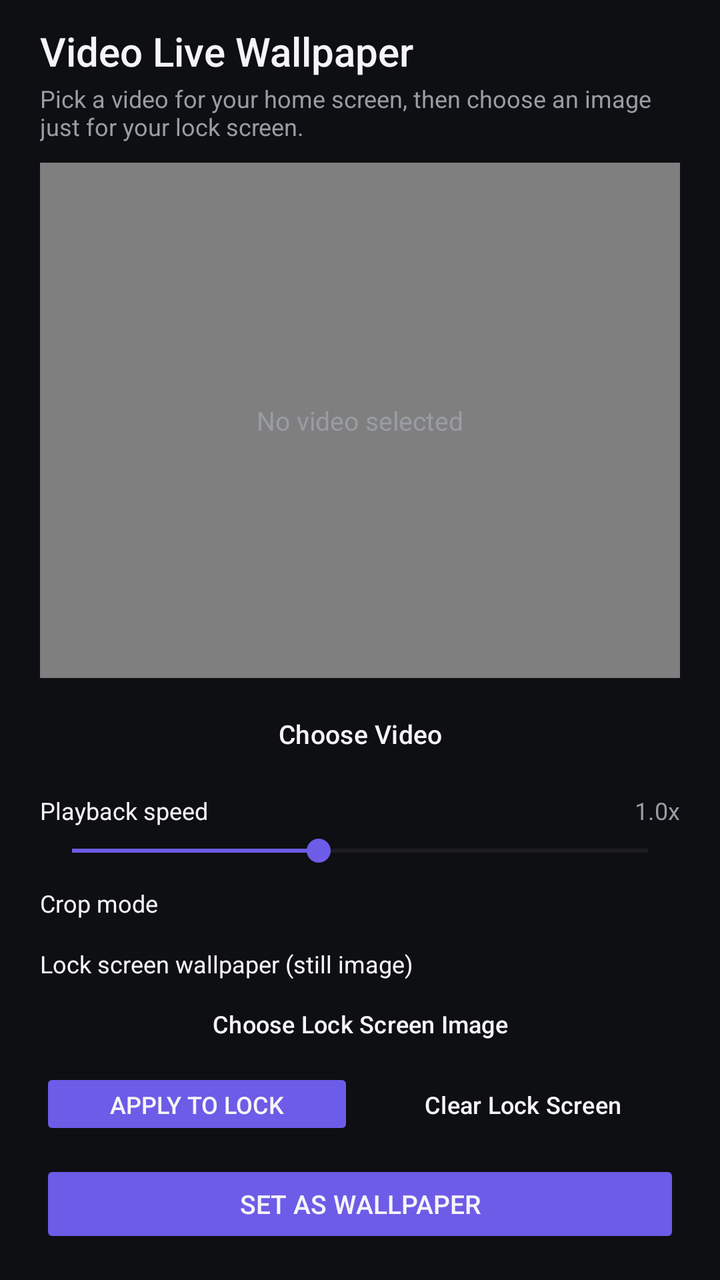
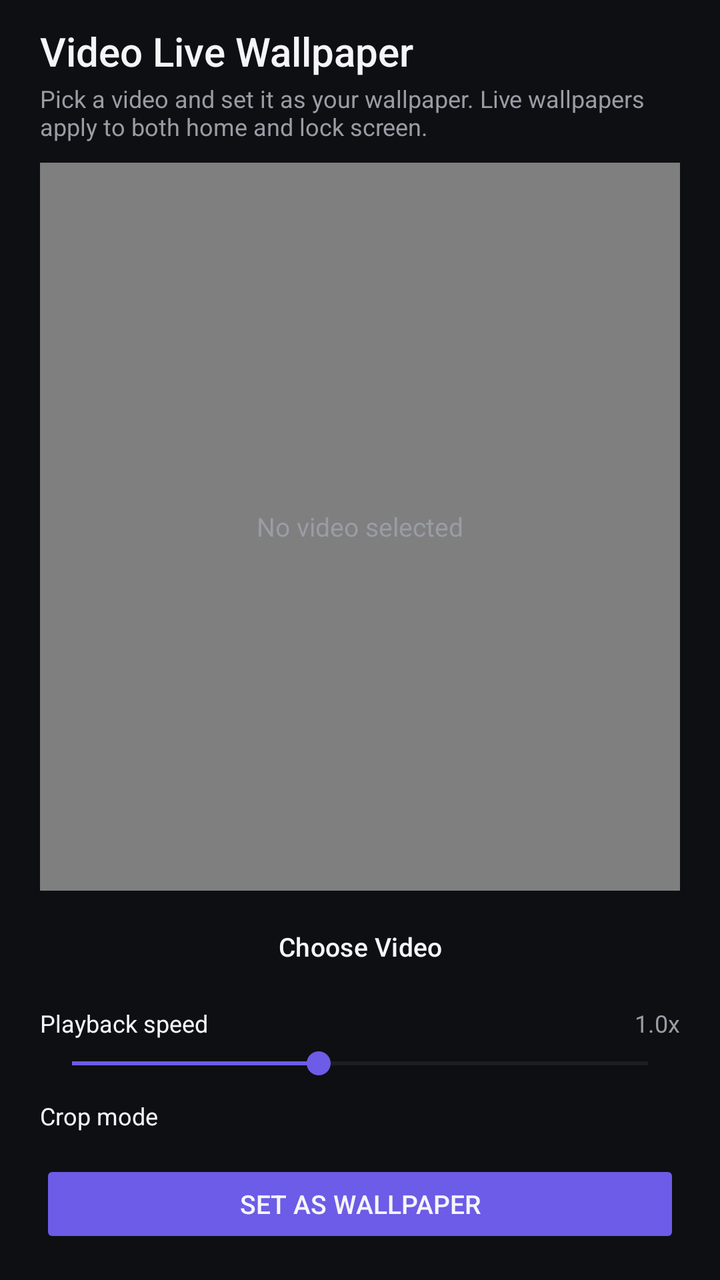

Screens rendered from an Android XML layout before and after an edit, with the pre-edit source and the edit as a unified diff.
<!-- AndroidManifest.xml: application theme Theme.VideoWallpaper -->
<!-- res/layout/activity_main.xml -->
<?xml version="1.0" encoding="utf-8"?>
<androidx.constraintlayout.widget.ConstraintLayout
    xmlns:android="http://schemas.android.com/apk/res/android"
    xmlns:app="http://schemas.android.com/apk/res-auto"
    android:layout_width="match_parent"
    android:layout_height="match_parent"
    android:background="@color/background"
    android:paddingStart="20dp"
    android:paddingEnd="20dp"
    android:paddingTop="12dp"
    android:paddingBottom="16dp">

    <TextView
        android:id="@+id/titleText"
        android:layout_width="wrap_content"
        android:layout_height="wrap_content"
        android:fontFamily="sans-serif-medium"
        android:text="@string/title"
        android:textColor="@color/text_primary"
        android:textSize="20sp"
        app:layout_constraintStart_toStartOf="parent"
        app:layout_constraintTop_toTopOf="parent" />

    <TextView
        android:id="@+id/subtitleText"
        android:layout_width="0dp"
        android:layout_height="wrap_content"
        android:layout_marginTop="2dp"
        android:text="@string/subtitle"
        android:textColor="@color/text_secondary"
        android:textSize="12sp"
        app:layout_constraintEnd_toEndOf="parent"
        app:layout_constraintStart_toStartOf="parent"
        app:layout_constraintTop_toBottomOf="@id/titleText" />

    
    <androidx.cardview.widget.CardView
        android:id="@+id/previewCard"
        android:layout_width="0dp"
        android:layout_height="0dp"
        android:layout_marginTop="10dp"
        app:cardBackgroundColor="@color/surface"
        app:cardCornerRadius="16dp"
        app:cardElevation="0dp"
        app:layout_constraintEnd_toEndOf="parent"
        app:layout_constraintStart_toStartOf="parent"
        app:layout_constraintTop_toBottomOf="@id/subtitleText"
        app:layout_constraintBottom_toTopOf="@id/pickButton"
        app:layout_constraintHeight_min="100dp" />

    <FrameLayout
        android:layout_width="0dp"
        android:layout_height="0dp"
        app:layout_constraintTop_toTopOf="@id/previewCard"
        app:layout_constraintBottom_toBottomOf="@id/previewCard"
        app:layout_constraintStart_toStartOf="@id/previewCard"
        app:layout_constraintEnd_toEndOf="@id/previewCard">

        <VideoView
            android:id="@+id/previewVideo"
            android:layout_width="match_parent"
            android:layout_height="match_parent"
            android:layout_gravity="center" />

        <TextView
            android:id="@+id/noVideoText"
            android:layout_width="wrap_content"
            android:layout_height="wrap_content"
            android:layout_gravity="center"
            android:text="@string/no_video_selected"
            android:textColor="@color/text_secondary"
            android:textSize="13sp" />

    </FrameLayout>

    <Button
        android:id="@+id/pickButton"
        style="@style/Widget.Material3.Button.OutlinedButton"
        android:layout_width="0dp"
        android:layout_height="40dp"
        android:layout_marginTop="8dp"
        android:insetTop="0dp"
        android:insetBottom="0dp"
        android:text="@string/pick_video"
        android:textColor="@color/text_primary"
        android:textSize="13sp"
        app:cornerRadius="10dp"
        app:layout_constraintEnd_toEndOf="parent"
        app:layout_constraintStart_toStartOf="parent"
        app:layout_constraintTop_toBottomOf="@id/previewCard"
        app:strokeColor="@color/accent" />

    
    <TextView
        android:id="@+id/speedLabel"
        android:layout_width="0dp"
        android:layout_height="wrap_content"
        android:layout_marginTop="10dp"
        android:text="@string/speed_label"
        android:textColor="@color/text_primary"
        android:textSize="12sp"
        app:layout_constraintEnd_toEndOf="parent"
        app:layout_constraintStart_toStartOf="parent"
        app:layout_constraintTop_toBottomOf="@id/pickButton" />

    <TextView
        android:id="@+id/speedValueText"
        android:layout_width="wrap_content"
        android:layout_height="wrap_content"
        android:text="@string/speed_default_display"
        android:textColor="@color/text_secondary"
        android:textSize="12sp"
        app:layout_constraintBaseline_toBaselineOf="@id/speedLabel"
        app:layout_constraintEnd_toEndOf="parent" />

    <SeekBar
        android:id="@+id/speedSeekBar"
        android:layout_width="0dp"
        android:layout_height="24dp"
        android:layout_marginTop="0dp"
        android:max="35"
        android:progress="15"
        android:progressTint="@color/accent"
        android:thumbTint="@color/accent"
        app:layout_constraintEnd_toEndOf="parent"
        app:layout_constraintStart_toStartOf="parent"
        app:layout_constraintTop_toBottomOf="@id/speedLabel" />

    
    <TextView
        android:id="@+id/cropLabel"
        android:layout_width="0dp"
        android:layout_height="wrap_content"
        android:layout_marginTop="6dp"
        android:text="@string/crop_label"
        android:textColor="@color/text_primary"
        android:textSize="12sp"
        app:layout_constraintEnd_toEndOf="parent"
        app:layout_constraintStart_toStartOf="parent"
        app:layout_constraintTop_toBottomOf="@id/speedSeekBar" />

    <com.google.android.material.button.MaterialButtonToggleGroup
        android:id="@+id/cropToggleGroup"
        android:layout_width="0dp"
        android:layout_height="wrap_content"
        android:layout_marginTop="4dp"
        app:layout_constraintEnd_toEndOf="parent"
        app:layout_constraintStart_toStartOf="parent"
        app:layout_constraintTop_toBottomOf="@id/cropLabel"
        app:selectionRequired="true"
        app:singleSelection="true">

        <Button
            android:id="@+id/cropFillButton"
            style="@style/Widget.Material3.Button.OutlinedButton"
            android:layout_width="0dp"
            android:layout_height="36dp"
            android:layout_weight="1"
            android:insetTop="0dp"
            android:insetBottom="0dp"
            android:text="@string/crop_fill"
            android:textColor="@color/text_primary"
            android:textSize="11sp"
            app:strokeColor="@color/accent" />

        <Button
            android:id="@+id/cropFitButton"
            style="@style/Widget.Material3.Button.OutlinedButton"
            android:layout_width="0dp"
            android:layout_height="36dp"
            android:layout_weight="1"
            android:insetTop="0dp"
            android:insetBottom="0dp"
            android:text="@string/crop_fit"
            android:textColor="@color/text_primary"
            android:textSize="11sp"
            app:strokeColor="@color/accent" />

    </com.google.android.material.button.MaterialButtonToggleGroup>

    
    <TextView
        android:id="@+id/lockSectionLabel"
        android:layout_width="0dp"
        android:layout_height="wrap_content"
        android:layout_marginTop="10dp"
        android:text="@string/lock_section_label"
        android:textColor="@color/text_primary"
        android:textSize="12sp"
        app:layout_constraintEnd_toEndOf="parent"
        app:layout_constraintStart_toStartOf="parent"
        app:layout_constraintTop_toBottomOf="@id/cropToggleGroup" />

    <Button
        android:id="@+id/pickLockButton"
        style="@style/Widget.Material3.Button.OutlinedButton"
        android:layout_width="0dp"
        android:layout_height="36dp"
        android:layout_marginTop="4dp"
        android:insetTop="0dp"
        android:insetBottom="0dp"
        android:text="@string/pick_lock_image"
        android:textColor="@color/text_primary"
        android:textSize="12sp"
        app:cornerRadius="10dp"
        app:layout_constraintEnd_toEndOf="parent"
        app:layout_constraintStart_toStartOf="parent"
        app:layout_constraintTop_toBottomOf="@id/lockSectionLabel"
        app:strokeColor="@color/accent" />

    <LinearLayout
        android:id="@+id/lockActionRow"
        android:layout_width="0dp"
        android:layout_height="wrap_content"
        android:layout_marginTop="4dp"
        android:orientation="horizontal"
        app:layout_constraintEnd_toEndOf="parent"
        app:layout_constraintStart_toStartOf="parent"
        app:layout_constraintTop_toBottomOf="@id/pickLockButton">

        <Button
            android:id="@+id/applyLockButton"
            android:layout_width="0dp"
            android:layout_height="36dp"
            android:layout_weight="1"
            android:backgroundTint="@color/accent"
            android:enabled="false"
            android:insetTop="0dp"
            android:insetBottom="0dp"
            android:text="@string/apply_lock_wallpaper"
            android:textColor="@color/text_primary"
            android:textSize="12sp"
            app:cornerRadius="10dp" />

        <Button
            android:id="@+id/clearLockButton"
            style="@style/Widget.Material3.Button.OutlinedButton"
            android:layout_width="0dp"
            android:layout_height="36dp"
            android:layout_marginStart="6dp"
            android:layout_weight="1"
            android:insetTop="0dp"
            android:insetBottom="0dp"
            android:text="@string/clear_lock_wallpaper"
            android:textColor="@color/text_primary"
            android:textSize="12sp"
            app:cornerRadius="10dp"
            app:strokeColor="@color/accent" />

    </LinearLayout>

    <Button
        android:id="@+id/setWallpaperButton"
        android:layout_width="0dp"
        android:layout_height="44dp"
        android:layout_marginTop="10dp"
        android:backgroundTint="@color/accent"
        android:enabled="false"
        android:insetTop="0dp"
        android:insetBottom="0dp"
        android:text="@string/set_wallpaper"
        android:textColor="@color/text_primary"
        android:textSize="13sp"
        app:cornerRadius="10dp"
        app:layout_constraintBottom_toBottomOf="parent"
        app:layout_constraintEnd_toEndOf="parent"
        app:layout_constraintStart_toStartOf="parent"
        app:layout_constraintTop_toBottomOf="@id/lockActionRow" />

</androidx.constraintlayout.widget.ConstraintLayout>
<!-- resources referenced by this layout -->
<resources>
  <color name="accent">#6C5CE7</color>
  <color name="background">#0E0F12</color>
  <color name="surface">#1B1D22</color>
  <color name="text_primary">#F5F5F7</color>
  <color name="text_secondary">#9A9CA5</color>
  <string name="apply_lock_wallpaper">Apply to Lock Screen</string>
  <string name="clear_lock_wallpaper">Clear Lock Screen</string>
  <string name="crop_fill">Fill (crop edges)</string>
  <string name="crop_fit">Fit (show all, may letterbox)</string>
  <string name="crop_label">Crop mode</string>
  <string name="lock_section_label">Lock screen wallpaper (still image)</string>
  <string name="no_video_selected">No video selected</string>
  <string name="pick_lock_image">Choose Lock Screen Image</string>
  <string name="pick_video">Choose Video</string>
  <string name="set_wallpaper">Set as Wallpaper</string>
  <string name="speed_default_display">1.0x</string>
  <string name="speed_label">Playback speed</string>
  <string name="subtitle">Pick a video for your home screen, then choose an image just for your lock screen.</string>
  <string name="title">Video Live Wallpaper</string>
  <style name="Theme.VideoWallpaper" parent="Theme.Material3.DayNight.NoActionBar">
          <item name="android:statusBarColor">@color/background</item>
          <item name="android:navigationBarColor">@color/background</item>
          <item name="android:windowBackground">@color/background</item>
          <item name="colorPrimary">@color/accent</item>
      </style>
</resources>

<!-- the commit's change to res/layout/activity_main.xml (unified diff, before → after) -->
@@ -178,77 +178,6 @@
 
     </com.google.android.material.button.MaterialButtonToggleGroup>
 
-    
-    <TextView
-        android:id="@+id/lockSectionLabel"
-        android:layout_width="0dp"
-        android:layout_height="wrap_content"
-        android:layout_marginTop="10dp"
-        android:text="@string/lock_section_label"
-        android:textColor="@color/text_primary"
-        android:textSize="12sp"
-        app:layout_constraintEnd_toEndOf="parent"
-        app:layout_constraintStart_toStartOf="parent"
-        app:layout_constraintTop_toBottomOf="@id/cropToggleGroup" />
-
-    <Button
-        android:id="@+id/pickLockButton"
-        style="@style/Widget.Material3.Button.OutlinedButton"
-        android:layout_width="0dp"
-        android:layout_height="36dp"
-        android:layout_marginTop="4dp"
-        android:insetTop="0dp"
-        android:insetBottom="0dp"
-        android:text="@string/pick_lock_image"
-        android:textColor="@color/text_primary"
-        android:textSize="12sp"
-        app:cornerRadius="10dp"
-        app:layout_constraintEnd_toEndOf="parent"
-        app:layout_constraintStart_toStartOf="parent"
-        app:layout_constraintTop_toBottomOf="@id/lockSectionLabel"
-        app:strokeColor="@color/accent" />
-
-    <LinearLayout
-        android:id="@+id/lockActionRow"
-        android:layout_width="0dp"
-        android:layout_height="wrap_content"
-        android:layout_marginTop="4dp"
-        android:orientation="horizontal"
-        app:layout_constraintEnd_toEndOf="parent"
-        app:layout_constraintStart_toStartOf="parent"
-        app:layout_constraintTop_toBottomOf="@id/pickLockButton">
-
-        <Button
-            android:id="@+id/applyLockButton"
-            android:layout_width="0dp"
-            android:layout_height="36dp"
-            android:layout_weight="1"
-            android:backgroundTint="@color/accent"
-            android:enabled="false"
-            android:insetTop="0dp"
-            android:insetBottom="0dp"
-            android:text="@string/apply_lock_wallpaper"
-            android:textColor="@color/text_primary"
-            android:textSize="12sp"
-            app:cornerRadius="10dp" />
-
-        <Button
-            android:id="@+id/clearLockButton"
-            style="@style/Widget.Material3.Button.OutlinedButton"
-            android:layout_width="0dp"
-            android:layout_height="36dp"
-            android:layout_marginStart="6dp"
-            android:layout_weight="1"
-            android:insetTop="0dp"
-            android:insetBottom="0dp"
-            android:text="@string/clear_lock_wallpaper"
-            android:textColor="@color/text_primary"
-            android:textSize="12sp"
-            app:cornerRadius="10dp"
-            app:strokeColor="@color/accent" />
-
-    </LinearLayout>
-
     <Button
         android:id="@+id/setWallpaperButton"
         android:layout_width="0dp"
@@ -265,6 +194,6 @@
         app:layout_constraintBottom_toBottomOf="parent"
         app:layout_constraintEnd_toEndOf="parent"
         app:layout_constraintStart_toStartOf="parent"
-        app:layout_constraintTop_toBottomOf="@id/lockActionRow" />
+        app:layout_constraintTop_toBottomOf="@id/cropToggleGroup" />
 
 </androidx.constraintlayout.widget.ConstraintLayout>
<!-- resource entries referenced after the edit -->
@@ -5,19 +5,15 @@
   <color name="surface">#1B1D22</color>
   <color name="text_primary">#F5F5F7</color>
   <color name="text_secondary">#9A9CA5</color>
-  <string name="apply_lock_wallpaper">Apply to Lock Screen</string>
-  <string name="clear_lock_wallpaper">Clear Lock Screen</string>
   <string name="crop_fill">Fill (crop edges)</string>
   <string name="crop_fit">Fit (show all, may letterbox)</string>
   <string name="crop_label">Crop mode</string>
-  <string name="lock_section_label">Lock screen wallpaper (still image)</string>
   <string name="no_video_selected">No video selected</string>
-  <string name="pick_lock_image">Choose Lock Screen Image</string>
   <string name="pick_video">Choose Video</string>
   <string name="set_wallpaper">Set as Wallpaper</string>
   <string name="speed_default_display">1.0x</string>
   <string name="speed_label">Playback speed</string>
-  <string name="subtitle">Pick a video for your home screen, then choose an image just for your lock screen.</string>
+  <string name="subtitle">Pick a video and set it as your wallpaper. Live wallpapers apply to both home and lock screen.</string>
   <string name="title">Video Live Wallpaper</string>
   <style name="Theme.VideoWallpaper" parent="Theme.Material3.DayNight.NoActionBar">
           <item name="android:statusBarColor">@color/background</item>
